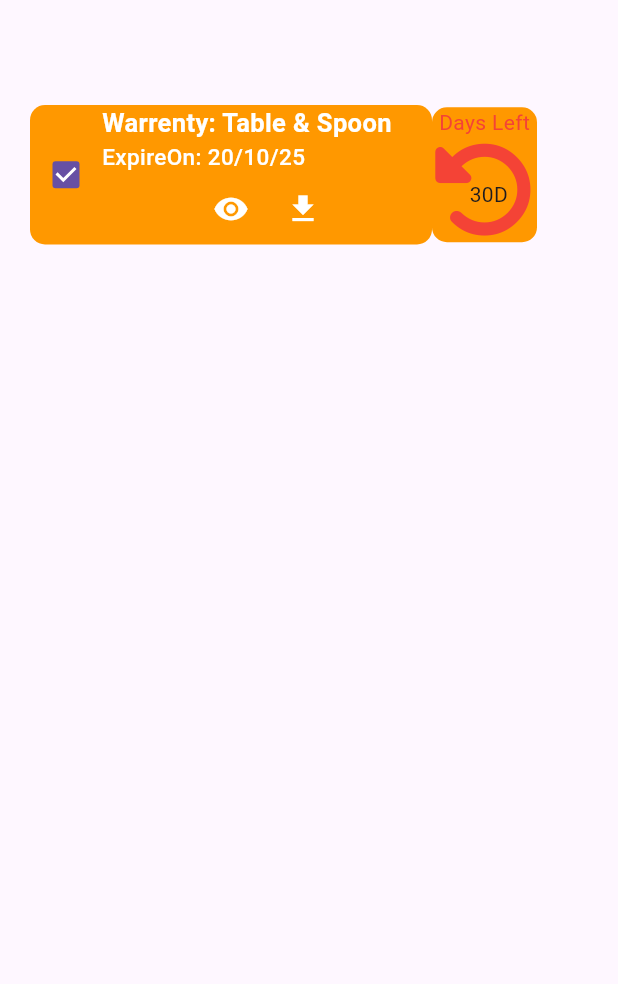
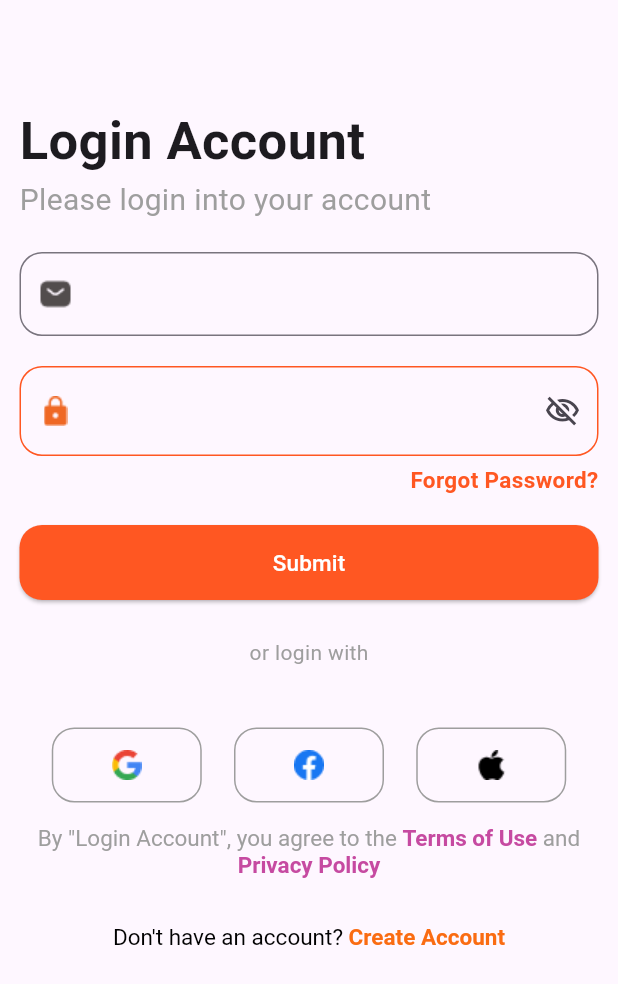
Before and after one commit to PeeyushSachan/savesure, a Flutter app: the screen it shows after launch, on a phone screen of 412 x 824 dp. Shown: the top 984 px of the screen. Run offline on Flutter 3.47's test engine with Material 3 defaults, Android fonts, the light colour scheme and no system bars; drawn by our look-alikes of auto_size_text; our stand-ins replace font_awesome_flutter.

Commit message:
login page

```diff
--- a/lib/main.dart
+++ b/lib/main.dart
@@ -1,6 +1,8 @@
 import 'package:flutter/material.dart';
+import 'package:savesure/view/auth/login_screen.dart';
 import 'package:savesure/view/home/home_screen.dart';
-import 'package:savesure/widgets/ss_card.dart';
+import 'package:savesure/widgets/myevent_ss_card.dart';
+import 'package:savesure/widgets/warrenty_ss_card.dart';
 
 void main() {
   runApp(Main());
@@ -13,7 +15,9 @@ class Main extends StatelessWidget {
   Widget build(BuildContext context) {
     return MaterialApp(
       debugShowCheckedModeBanner: false,
-      home: SSCard(),
+      //home: SSCard(),
+      //home: MyeventSsCard(),
+      home: LoginScreen(),
     );
   }
 }
--- a/lib/view/auth/login_screen.dart
+++ b/lib/view/auth/login_screen.dart
@@ -0,0 +1,394 @@
+/*import 'package:flutter/material.dart';
+
+class LoginScreen extends StatefulWidget {
+  const LoginScreen({super.key});
+
+  @override
+  State<LoginScreen> createState() => _LoginScreenState();
+}
+
+class _LoginScreenState extends State<LoginScreen> {
+  bool passwordVisible = true;
+  @override
+  void initState() {
+    super.initState();
+    passwordVisible = true;
+  }
+
+  @override
+  Widget build(BuildContext context) {
+    return Scaffold(
+      appBar: AppBar(),
+      body: Padding(
+        padding: const EdgeInsets.all(13),
+        child: Column(
+          crossAxisAlignment: CrossAxisAlignment.start,
+          children: [
+            Text(
+              "Login Account",
+              style: TextStyle(fontWeight: FontWeight.bold, fontSize: 35),
+            ),
+            Text(
+              "Please login into your account",
+              style: TextStyle(fontSize: 20, color: Colors.grey),
+            ),
+            SizedBox(
+              height: 20,
+            ),
+            TextField(
+              decoration: InputDecoration(
+                prefixIcon: Image.asset(
+                  "assets/mail.png",
+                ),
+                border: OutlineInputBorder(
+                  borderRadius: BorderRadius.circular(15),
+                ),
+              ),
+            ),
+            SizedBox(
+              height: 20,
+            ),
+            TextField(
+              obscuringCharacter: "*",
+              obscureText: passwordVisible,
+              decoration: InputDecoration(
+                enabledBorder: OutlineInputBorder(
+                    borderRadius: BorderRadius.circular(15),
+                    borderSide: BorderSide(color: Colors.deepOrange)),
+                prefixIcon: Image.asset(
+                  "assets/Vector.png",
+                ),
+                suffixIcon: IconButton(
+                    onPressed: () {
+                      setState(() {
+                        passwordVisible = !passwordVisible;
+                      });
+                    },
+                    icon: Icon(passwordVisible
+                        ? Icons.visibility_off_outlined
+                        : Icons.visibility_outlined)),
+                border: OutlineInputBorder(
+                  borderRadius: BorderRadius.circular(
+                    15,
+                  ),
+                ),
+              ),
+              keyboardType: TextInputType.visiblePassword,
+              textInputAction: TextInputAction.done,
+            ),
+            SizedBox(
+              height: 5,
+            ),
+            Padding(
+              padding: const EdgeInsets.only(left: 250),
+              child: Text(
+                "Forgot Password?",
+                style: TextStyle(
+                    fontWeight: FontWeight.bold,
+                    fontSize: 15,
+                    color: Colors.deepOrange),
+              ),
+            ),
+            SizedBox(
+              height: 20,
+            ),
+            Container(
+              width: 400,
+              height: 50,
+              decoration: BoxDecoration(
+                gradient: LinearGradient(
+                    colors: [Color(0xFFFA6C12), Color(0xFFC64AA1)]),
+                borderRadius: BorderRadius.circular(15),
+                color: Colors.amber,
+              ),
+              child: Center(
+                child: Text(
+                  "Submit",
+                  style: TextStyle(color: Colors.white, fontSize: 15),
+                ),
+              ),
+            ),
+            SizedBox(
+              height: 25,
+            ),
+            Center(
+                child: Text(
+              "or login with",
+              style: TextStyle(color: Colors.grey),
+            )),
+            SizedBox(
+              height: 40,
+            ),
+            Row(
+              mainAxisAlignment: MainAxisAlignment.spaceEvenly,
+              children: [
+                Container(
+                  width: 120,
+                  height: 50,
+                  decoration: BoxDecoration(
+                    border: Border.all(color: Colors.grey),
+                    borderRadius: BorderRadius.circular(15),
+                  ),
+                  child: Image.asset("assets/Group.png"),
+                ),
+                SizedBox(
+                  width: 10,
+                ),
+                Container(
+                  width: 120,
+                  height: 50,
+                  decoration: BoxDecoration(
+                    border: Border.all(color: Colors.grey),
+                    borderRadius: BorderRadius.circular(15),
+                  ),
+                  child: Image.asset("assets/Facebook.png"),
+                ),
+                SizedBox(
+                  width: 10,
+                ),
+                Container(
+                  width: 120,
+                  height: 50,
+                  decoration: BoxDecoration(
+                    border: Border.all(color: Colors.grey),
+                    borderRadius: BorderRadius.circular(15),
+                  ),
+                  child: Image.asset("assets/Apple.png"),
+                )
+              ],
+            ),
+            SizedBox(
+              height: 15,
+            ),
+            Center(
+              child: RichText(
+                  text: TextSpan(
+                      style: TextStyle(color: Colors.grey, fontSize: 15),
+                      children: <TextSpan>[
+                    TextSpan(text: 'By "Login Account", you agree to the'),
+                    TextSpan(
+                        text: ' Terms of Use',
+                        style: TextStyle(
+                            color: Color(0xFFC64AA1),
+                            fontWeight: FontWeight.bold)),
+                    TextSpan(text: " \n                    and"),
+                    TextSpan(
+                        text: "  Privacy Policy",
+                        style: TextStyle(
+                            color: Color(0xFFC64AA1),
+                            fontWeight: FontWeight.bold))
+                  ])),
+            ),
+            SizedBox(
+              height: 30,
+            ),
+            Center(
+              child: RichText(
+                text: TextSpan(
+                    style: TextStyle(color: Colors.grey, fontSize: 15),
+                    children: <TextSpan>[
+                      TextSpan(
+                          text: "Don't have an account?",
+                          style: TextStyle(color: Colors.black)),
+                      TextSpan(
+                          text: " Create Account",
+                          style: TextStyle(
+                              color: Color(0xFFFA6C12),
+                              fontWeight: FontWeight.bold))
+                    ]),
+              ),
+            ),
+          ],
+        ),
+      ),
+    );
+  }
+}
+*/
+
+import 'package:flutter/material.dart';
+
+class LoginScreen extends StatefulWidget {
+  const LoginScreen({super.key});
+
+  @override
+  State<LoginScreen> createState() => _LoginScreenState();
+}
+
+class _LoginScreenState extends State<LoginScreen> {
+  bool passwordVisible = true;
+
+  @override
+  void initState() {
+    super.initState();
+    passwordVisible = true;
+  }
+
+  @override
+  Widget build(BuildContext context) {
+    return LayoutBuilder(
+      builder: (context, constraints) {
+        double screenWidth = constraints.maxWidth;
+        bool isLargeScreen = screenWidth > 600;
+
+        return Scaffold(
+          appBar: AppBar(),
+          body: SingleChildScrollView(
+            child: Center(
+              child: Padding(
+                padding: EdgeInsets.all(isLargeScreen ? 40 : 13),
+                child: SizedBox(
+                  width: isLargeScreen ? 500 : double.infinity,
+                  child: Column(
+                    crossAxisAlignment: CrossAxisAlignment.start,
+                    children: [
+                      Text(
+                        "Login Account",
+                        style: TextStyle(
+                            fontWeight: FontWeight.bold,
+                            fontSize: isLargeScreen ? 40 : 35),
+                      ),
+                      Text(
+                        "Please login into your account",
+                        style: TextStyle(
+                            fontSize: isLargeScreen ? 22 : 20,
+                            color: Colors.grey),
+                      ),
+                      SizedBox(height: 20),
+                      TextField(
+                        decoration: InputDecoration(
+                          prefixIcon: Image.asset("assets/mail.png"),
+                          border: OutlineInputBorder(
+                              borderRadius: BorderRadius.circular(15)),
+                        ),
+                      ),
+                      SizedBox(height: 20),
+                      TextField(
+                        obscuringCharacter: "*",
+                        obscureText: passwordVisible,
+                        decoration: InputDecoration(
+                          enabledBorder: OutlineInputBorder(
+                              borderRadius: BorderRadius.circular(15),
+                              borderSide: BorderSide(color: Colors.deepOrange)),
+                          prefixIcon: Image.asset("assets/Vector.png"),
+                          suffixIcon: IconButton(
+                            onPressed: () {
+                              setState(() {
+                                passwordVisible = !passwordVisible;
+                              });
+                            },
+                            icon: Icon(passwordVisible
+                                ? Icons.visibility_off_outlined
+                                : Icons.visibility_outlined),
+                          ),
+                          border: OutlineInputBorder(
+                              borderRadius: BorderRadius.circular(15)),
+                        ),
+                        keyboardType: TextInputType.visiblePassword,
+                        textInputAction: TextInputAction.done,
+                      ),
+                      SizedBox(height: 5),
+                      Align(
+                        alignment: Alignment.centerRight,
+                        child: Text(
+                          "Forgot Password?",
+                          style: TextStyle(
+                              fontWeight: FontWeight.bold,
+                              fontSize: 15,
+                              color: Colors.deepOrange),
+                        ),
+                      ),
+                      SizedBox(height: 20),
+                      SizedBox(
+                        width: double.infinity,
+                        height: 50,
+                        child: ElevatedButton(
+                          style: ElevatedButton.styleFrom(
+                            shape: RoundedRectangleBorder(
+                                borderRadius: BorderRadius.circular(15)),
+                            backgroundColor: Colors.deepOrange,
+                          ),
+                          onPressed: () {},
+                          child: Text("Submit",
+                              style:
+                                  TextStyle(color: Colors.white, fontSize: 15)),
+                        ),
+                      ),
+                      SizedBox(height: 25),
+                      Center(
+                          child: Text("or login with",
+                              style: TextStyle(color: Colors.grey))),
+                      SizedBox(height: 40),
+                      Row(
+                        mainAxisAlignment: MainAxisAlignment.spaceEvenly,
+                        children: [
+                          "assets/Group.png",
+                          "assets/Facebook.png",
+                          "assets/Apple.png"
+                        ]
+                            .map((image) => Container(
+                                  width: isLargeScreen ? 140 : 100,
+                                  height: 50,
+                                  decoration: BoxDecoration(
+                                    border: Border.all(color: Colors.grey),
+                                    borderRadius: BorderRadius.circular(15),
+                                  ),
+                                  child: Image.asset(image),
+                                ))
+                            .toList(),
+                      ),
+                      SizedBox(height: 15),
+                      Center(
+                        child: RichText(
+                          textAlign: TextAlign.center,
+                          text: TextSpan(
+                            style: TextStyle(color: Colors.grey, fontSize: 15),
+                            children: [
+                              TextSpan(
+                                  text:
+                                      'By "Login Account", you agree to the '),
+                              TextSpan(
+                                  text: 'Terms of Use',
+                                  style: TextStyle(
+                                      color: Color(0xFFC64AA1),
+                                      fontWeight: FontWeight.bold)),
+                              TextSpan(text: " and "),
+                              TextSpan(
+                                  text: "Privacy Policy",
+                                  style: TextStyle(
+                                      color: Color(0xFFC64AA1),
+                                      fontWeight: FontWeight.bold))
+                            ],
+                          ),
+                        ),
+                      ),
+                      SizedBox(height: 30),
+                      Center(
+                        child: RichText(
+                          text: TextSpan(
+                            style: TextStyle(color: Colors.grey, fontSize: 15),
+                            children: [
+                              TextSpan(
+                                  text: "Don't have an account?",
+                                  style: TextStyle(color: Colors.black)),
+                              TextSpan(
+                                text: " Create Account",
+                                style: TextStyle(
+                                    color: Color(0xFFFA6C12),
+                                    fontWeight: FontWeight.bold),
+                              )
+                            ],
+                          ),
+                        ),
+                      ),
+                    ],
+                  ),
+                ),
+              ),
+            ),
+          ),
+        );
+      },
+    );
+  }
+}
--- a/pubspec.yaml
+++ b/pubspec.yaml
@@ -58,6 +58,8 @@ flutter:
   # included with your application, so that you can use the icons in
   # the material Icons class.
   uses-material-design: true
+  assets:
+    - assets/
 
   # To add assets to your application, add an assets section, like this:
   # assets:
```
Also changed, not shown: lib/widgets/myevent_ss_card.dart (added, +81 -0 lines), assets/Apple.png (added), assets/Facebook.png (added), assets/Group.png (added), assets/Vector.png (added), assets/mail.png (added), lib/widgets/warrenty_ss_card.dart (renamed from lib/widgets/ss_card.dart), pubspec.lock, 125 other files.
